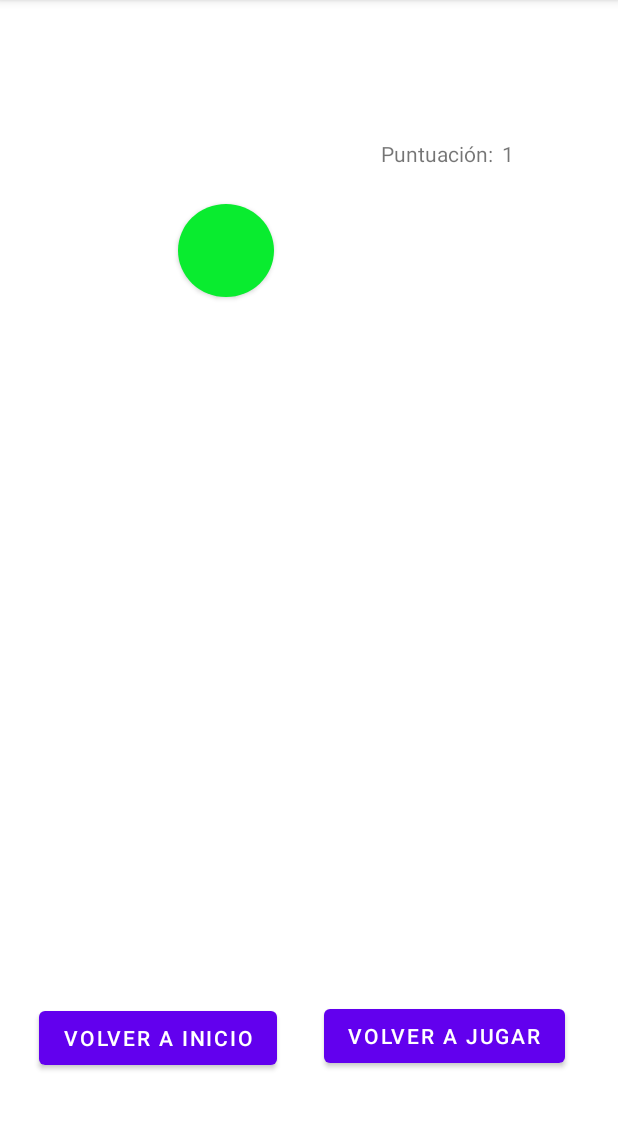
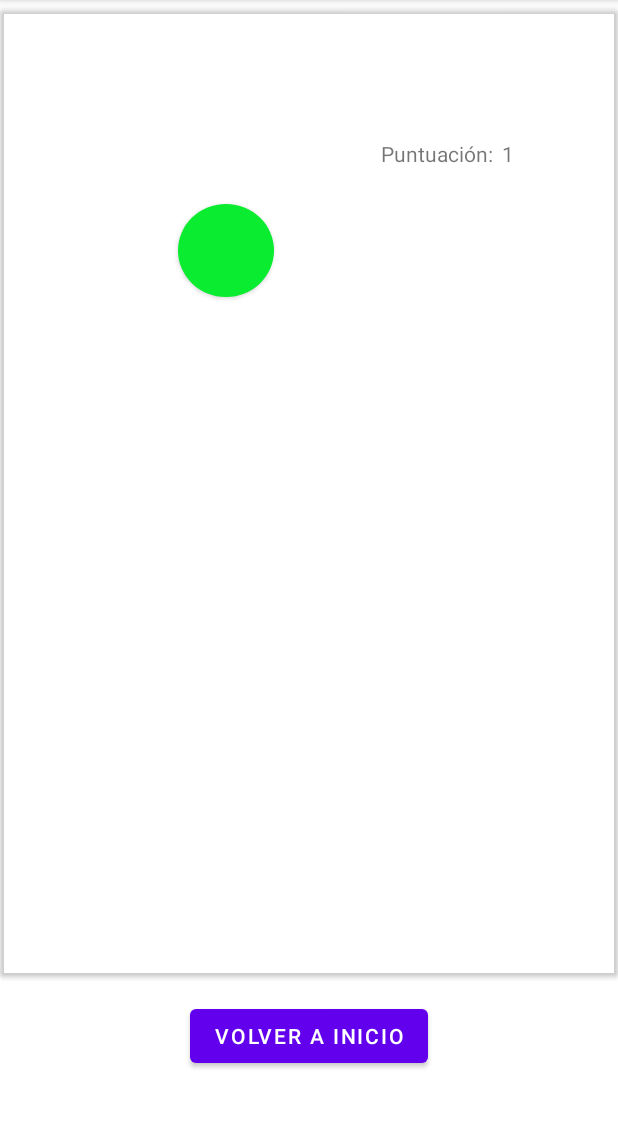
Before and after one commit to C0nf1cker/Software-Processes, an Android app: the Game screen opened directly, with no data from a screen before it, after a tap on an icon or button, on a phone screen of 412 x 824 dp, the part 84-1214 px from its top. Run offline under Robolectric (Android 15) with nearby library versions, the light colour scheme and no system bars; 2 statements that could not run were skipped.

Commit message:
no message

```diff
--- a/DataBase/app/src/main/java/com/example/database/Game.java
+++ b/DataBase/app/src/main/java/com/example/database/Game.java
@@ -27,12 +27,16 @@ public class Game extends AppCompatActivity {
     private UsersDataBase ddbb;
     //showValue es el textview correspondiente a la puntuación que me va a ir variando en función de los clicks dados al círculo
     TextView showValue;
+    //textview donde plasmaremos por pantalla el tiempo restante
+    TextView timeRemining;
     // el counter es el contador de los clicks dados al círculo necesarios para contar la puntuación
     public int counter;
     //necesitamos unbooleano pressed para saber si se ha presionado en una partida el círculo ya que,
     //en caso de que si, no cuente como puntuación múltiples clicks sobre el mismo círculo del mismo nivel, sería ilógico
-    public boolean pressed = false;
-
+    public boolean objetivoPressed = false;
+    //el temporizador para el juego
+    private Temporizador timer;
+    private boolean restoPressed = false;
 
 
     @Override
@@ -41,14 +45,26 @@ public class Game extends AppCompatActivity {
         setContentView(R.layout.activity_juego);
         //Linkamos el texto para la puntuación de la partida con su correspondiente en el layout
         showValue = (TextView) findViewById(R.id.counterValue);
-        //inicializamos la BBDD
+        timeRemining = (TextView) findViewById(R.id.timeText);
+        //inicializamos la BBDD y el temporizador
         ddbb = new UsersDataBase(this);
+        timer = new Temporizador(timeRemining);
         //Tomamos el email del usuario logeado que nos manda el menú
         currentUserEmail = getIntent().getStringExtra("userEmail");
-        //innicializamos pressed a false y counter a 0
-        pressed = false;
         counter = 0;
-        //coloca el círculo con id: button12 en posiciones aleatorias
+        //Esperar a que el jugador este listo para empezar la partida
+
+        //empezar la partida
+        timer.star();
+        colocarBoton();
+    }
+
+    private void notificarRessultado() {
+        Toast.makeText(this, "Lo has encontrado "+counter+" veces!", Toast.LENGTH_SHORT).show();
+    }
+
+
+    private void colocarBoton(){
         Button button = (Button) findViewById(R.id.button12);
         AbsoluteLayout.LayoutParams absParams =
                 (AbsoluteLayout.LayoutParams) button.getLayoutParams();
@@ -76,7 +92,8 @@ public class Game extends AppCompatActivity {
         //Cuando salimos del juego y es un usuario loggeado tenemos que actualiar su puntuación
         if (currentUserEmail != null) {
             currentUser = ddbb.getUser(currentUserEmail);
-            ddbb.updateScore(currentUser.getEmail(), counter+currentUser.getScore());
+            if(currentUser.getScore()<counter)//actualizamos la puntuacion si supera el record anterior del jugador
+                ddbb.updateScore(currentUser.getEmail(), counter);
         }
         //Devolvemos al menú el email del usuario logeado para que mantenga la sesión iniciada
         main.putExtra("userEmail", this.currentUserEmail);
@@ -91,14 +108,17 @@ public class Game extends AppCompatActivity {
      *
      * @param view
      */
-    public void victoryNotification_increaseScore(View view) {
-        if (!pressed) {
-            Toast.makeText(this, "lo has encontrado!", Toast.LENGTH_SHORT).show();
-            //en cada click de este botón el counter se incrementará
-            counter++;
-            showValue.setText(Integer.toString(counter));
-        }
-        pressed = true;
+    public void clickOnObjetive(View view) {
+        //en cada click de este botón el counter se incrementará
+        counter++;
+        showValue.setText(Integer.toString(counter));
+        //se le añade tiempo al jugador y vuelve a contar
+        timer.acertar();
+        playAgain();
+    }
+
+    public void clickOutObjetive(View view){
+
     }
 
     /**
@@ -108,24 +128,7 @@ public class Game extends AppCompatActivity {
      * @param view
      */
     public void playAgain(View view) {
-        //innicializamos pressed a false
-        pressed = false;
-        //coloca el círculo con id: button12 en posiciones aleatorias
-        Button button = (Button) findViewById(R.id.button12);
-        AbsoluteLayout.LayoutParams absParams =
-                (AbsoluteLayout.LayoutParams) button.getLayoutParams();
-
-        DisplayMetrics displaymetrics = new DisplayMetrics();
-        getWindowManager().getDefaultDisplay().getMetrics(displaymetrics);
-        int width = displaymetrics.widthPixels - 200;
-        int height = displaymetrics.heightPixels - 500;
-
-
-        Random r = new Random();
-
-        absParams.x = r.nextInt(width);
-        absParams.y = r.nextInt(height);
-        button.setLayoutParams(absParams);
+        colocarBoton();
         //necesario para mostrar la puntuación síncrona a tiempo real en la casilla textView counterValue
         showValue = (TextView) findViewById(R.id.counterValue);
     }
--- a/DataBase/app/src/main/res/layout/activity_juego.xml
+++ b/DataBase/app/src/main/res/layout/activity_juego.xml
@@ -15,6 +15,16 @@
         tools:layout_editor_absoluteX="41dp">
 
         <Button
+            android:id="@+id/button7"
+            android:layout_width="412dp"
+            android:layout_height="655dp"
+            android:layout_x="0dp"
+            android:layout_y="0dp"
+            android:onClick="clickOutObjetive"
+            android:text="Button"
+            app:backgroundTint="@android:color/transparent" />
+
+        <Button
             android:id="@+id/button12"
             android:layout_width="64dp"
             android:layout_height="62dp"
@@ -22,7 +32,7 @@
             android:layout_marginLeft="173dp"
             android:layout_marginTop="172dp"
             android:background="@drawable/round_button"
-            android:onClick="victoryNotification_increaseScore"
+            android:onClick="clickOnObjetive"
             android:rotation="0"
             android:rotationX="0"
             android:rotationY="0"
@@ -39,19 +49,10 @@
             android:layout_marginLeft="155dp"
             android:layout_marginEnd="163dp"
             android:layout_marginRight="163dp"
-            android:layout_x="26dp"
-            android:layout_y="668dp"
+            android:layout_x="127dp"
+            android:layout_y="667dp"
             android:onClick="goMain"
             android:text="@string/button_return" />
-
-        <Button
-            android:id="@+id/button16"
-            android:layout_width="wrap_content"
-            android:layout_height="wrap_content"
-            android:layout_x="216dp"
-            android:layout_y="667dp"
-            android:onClick="playAgain"
-            android:text="@string/button_play_again" />
 
         <TextView
             android:id="@+id/counterValue"
@@ -69,6 +70,14 @@
             android:layout_y="93dp"
             android:text="Puntuación:" />
 
+        <TextView
+            android:id="@+id/timerText"
+            android:layout_width="119dp"
+            android:layout_height="48dp"
+            android:layout_x="147dp"
+            android:layout_y="32dp"
+            android:textSize="48sp" />
+
     </AbsoluteLayout>
 
 
```
